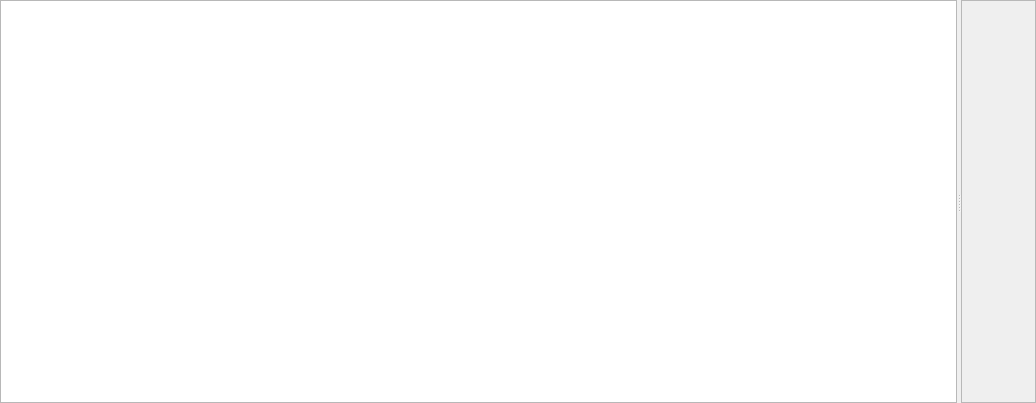
Above: geoplateforme/gui/permissions/wdg_permissions.ui from JulesGrillot/plugin-qgis-geoplateforme before the change. Below: the same form after it.
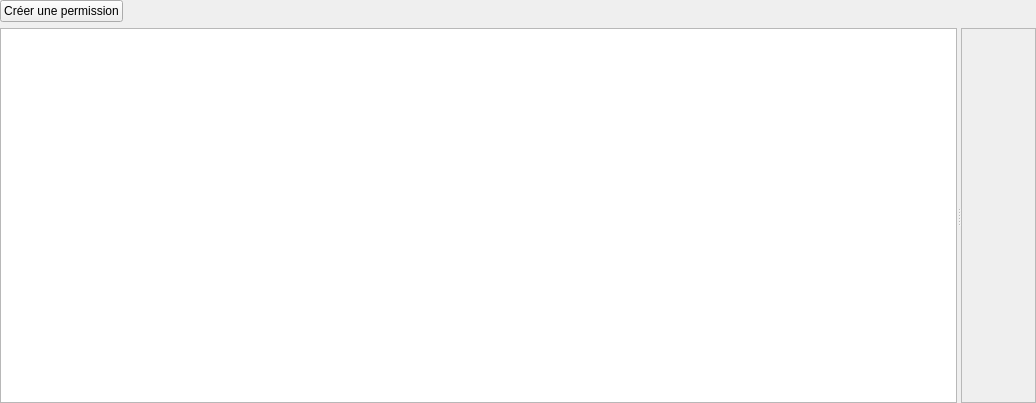
That is the form after the change.

Commit message: feat(permission): add button to create permission

```diff
--- a/geoplateforme/gui/permissions/wdg_permissions.ui
+++ b/geoplateforme/gui/permissions/wdg_permissions.ui
@@ -30,6 +30,26 @@
     <number>0</number>
    </property>
    <item row="0" column="0">
+    <widget class="QPushButton" name="btn_add_permission">
+     <property name="text">
+      <string>Créer une permission</string>
+     </property>
+    </widget>
+   </item>
+   <item row="0" column="1">
+    <spacer name="horizontalSpacer">
+     <property name="orientation">
+      <enum>Qt::Horizontal</enum>
+     </property>
+     <property name="sizeHint" stdset="0">
+      <size>
+       <width>40</width>
+       <height>20</height>
+      </size>
+     </property>
+    </spacer>
+   </item>
+   <item row="1" column="0" colspan="2">
     <widget class="QSplitter" name="splitter">
      <property name="orientation">
       <enum>Qt::Horizontal</enum>
@@ -45,7 +65,7 @@
          <x>0</x>
          <y>0</y>
          <width>80</width>
-         <height>401</height>
+         <height>370</height>
         </rect>
        </property>
        <layout class="QGridLayout" name="gridLayout_4">
```
The commit also changes 1 other file.
